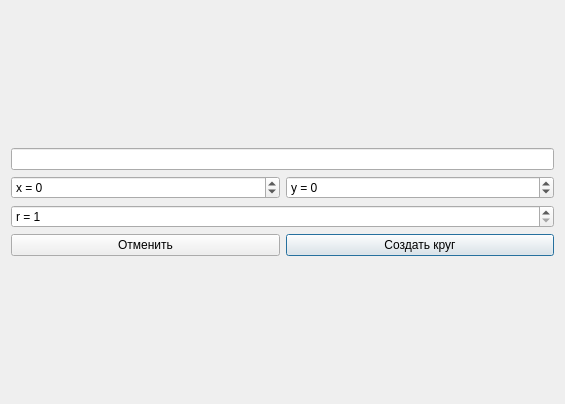
The window that CircleDialog.ui (KapitoliyVZ/GeometricShapes) describes before a commit, drawn with Qt 5.
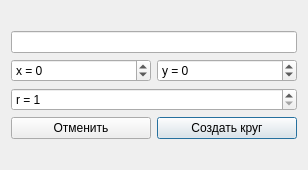
The same window after the commit.

```diff
--- a/CircleDialog.ui
+++ b/CircleDialog.ui
@@ -6,8 +6,8 @@
    <rect>
     <x>0</x>
     <y>0</y>
-    <width>565</width>
-    <height>404</height>
+    <width>308</width>
+    <height>170</height>
    </rect>
   </property>
   <property name="windowTitle">
@@ -73,7 +73,11 @@
       </widget>
      </item>
      <item row="0" column="0" colspan="2">
-      <widget class="QLineEdit" name="LineCircleName"/>
+      <widget class="QLineEdit" name="LineCircleName">
+       <property name="text">
+        <string/>
+       </property>
+      </widget>
      </item>
     </layout>
    </item>
```
